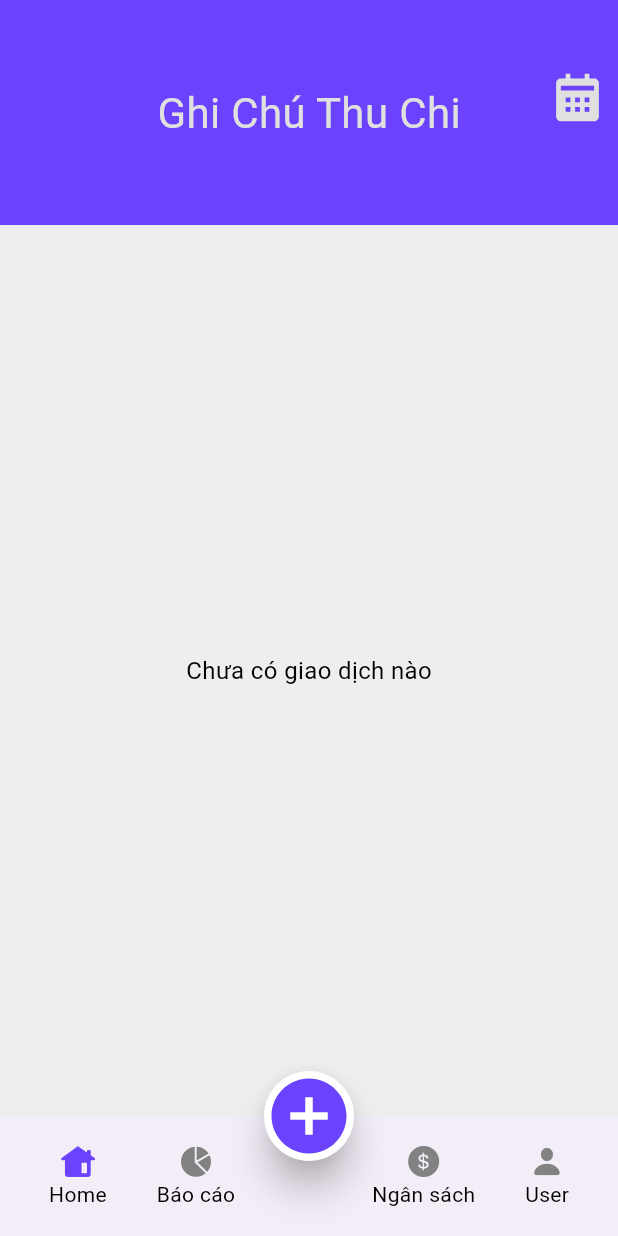
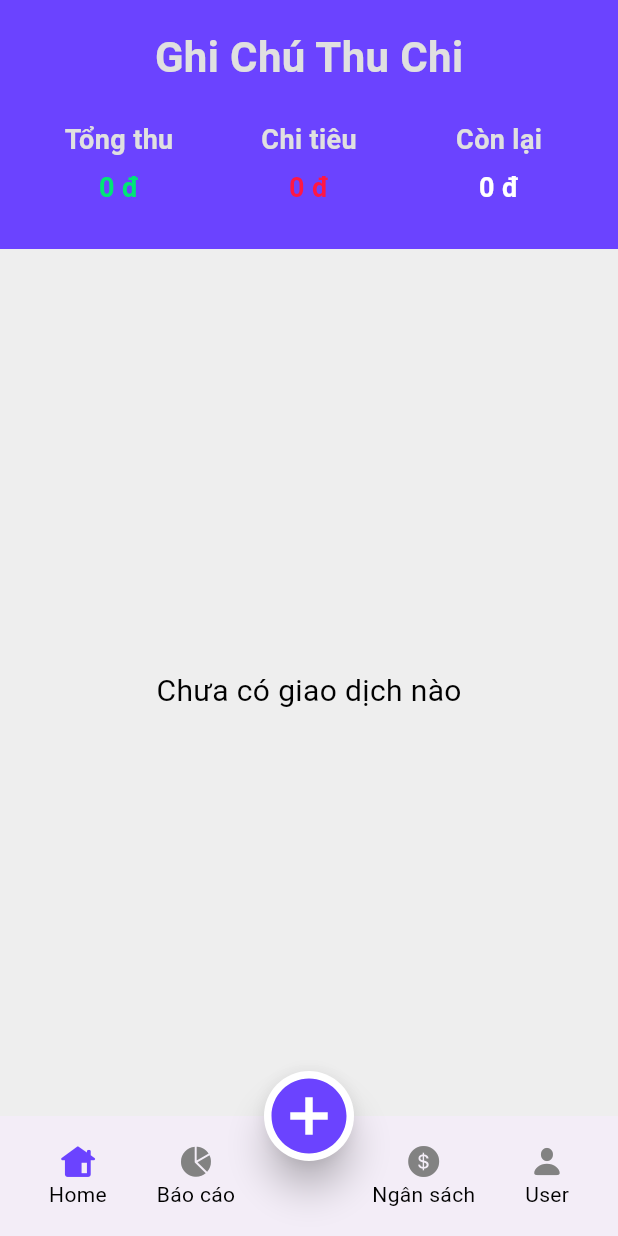
Before and after one commit to komuro-tairoku/Monthly_expenses_mobileApp, a Flutter app: the Home screen opened by its route, on a phone screen of 412 x 824 dp. Run offline on Flutter 3.47's test engine with Material 3 defaults, Android fonts, the phone set to English and light mode, and no system bars; our stand-ins replace animated_toggle_switch, fl_chart, flutter_svg, hive, hive_flutter, hooks_riverpod and 2 more; accounts and stored records are empty.

Commit message:
mini commit

```diff
--- a/lib/Screen/HomeScreen.dart
+++ b/lib/Screen/HomeScreen.dart
@@ -15,59 +15,97 @@ class _HomeScreenState extends State<HomeScreen> {
     'transactions',
   );
 
+  String _formatAmount(double value) {
+    return value.toStringAsFixed(0);
+  }
+
   @override
   Widget build(BuildContext context) {
     return Scaffold(
       backgroundColor: Theme.of(context).scaffoldBackgroundColor,
-      body: Column(
+      body: ValueListenableBuilder(
+        valueListenable: transactionBox.listenable(),
+        builder: (context, Box<TransactionItem> box, _) {
+          final transactions = box.values.toList().cast<TransactionItem>();
+
+          double totalIncome = 0;
+          double totalExpense = 0;
+          for (var t in transactions) {
+            if (t.isIncome) {
+              totalIncome += t.amount;
+            } else {
+              totalExpense += t.amount;
+            }
+          }
+          double balance = totalIncome - totalExpense;
+
+          return Column(
             children: [
-          Stack(
+              Container(
+                padding: const EdgeInsets.symmetric(
+                  horizontal: 16,
+                  vertical: 18,
+                ),
+                decoration: BoxDecoration(
+                  color: Theme.of(context).primaryColor,
+                ),
+                child: SafeArea(
+                  bottom: false,
+                  child: Column(
+                    crossAxisAlignment: CrossAxisAlignment.stretch,
                     children: [
-              Container(height: 150, color: Theme.of(context).primaryColor),
-              Positioned.fill(
-                child: Center(
+                      Center(
                         child: Text(
                           'Ghi Chú Thu Chi',
                           style: const TextStyle(
                             color: Color(0xFFE0E0E0),
                             fontSize: 28,
+                            fontWeight: FontWeight.bold,
                           ),
                         ),
                       ),
+                      const SizedBox(height: 12),
+                      Row(
+                        mainAxisAlignment: MainAxisAlignment.spaceBetween,
+                        children: [
+                          _buildStatCard(
+                            label: 'Tổng thu',
+                            value: _formatAmount(totalIncome),
+                            valueColor: Colors.greenAccent.shade400,
+                            context: context,
                           ),
-              Positioned(
-                top: 38,
-                right: 0,
-                child: IconButton(
-                  onPressed: () {},
-                  icon: SvgPicture.asset(
-                    'assets/icons/calendar.svg',
-                    width: 38,
-                    color: const Color(0xFFE0E0E0),
+                          _buildStatCard(
+                            label: 'Chi tiêu',
+                            value: _formatAmount(totalExpense),
+                            valueColor: Colors.redAccent.shade400,
+                            context: context,
+                          ),
+                          _buildStatCard(
+                            label: 'Còn lại',
+                            value: _formatAmount(balance),
+                            valueColor: Colors.white,
+                            context: context,
+                            emphasize: true,
+                          ),
+                        ],
+                      ),
+                    ],
                   ),
                 ),
               ),
-            ],
-          ),
-
-          Expanded(
-            child: ValueListenableBuilder(
-              valueListenable: transactionBox.listenable(),
-              builder: (context, Box<TransactionItem> box, _) {
-                if (box.isEmpty) {
-                  return const Center(
+              const SizedBox(height: 12),
+              if (transactions.isEmpty)
+                const Expanded(
+                  child: Center(
                     child: Text(
                       "Chưa có giao dịch nào",
-                      style: TextStyle(fontSize: 16),
+                      style: TextStyle(fontSize: 20),
                     ),
-                  );
-                }
-
-                final transactions = box.values
-                    .toList()
-                    .cast<TransactionItem>();
-
-                return ListView.builder(
+                  ),
+                )
+              else
+                Expanded(
+                  child: ListView.builder(
                     itemCount: transactions.length,
                     itemBuilder: (context, index) {
                       final item = transactions[index];
@@ -109,58 +147,67 @@ class _HomeScreenState extends State<HomeScreen> {
                               item.isIncome ? "Thu nhập" : "Chi tiêu",
                             ),
                             trailing: Text(
-                            "${item.amount.toStringAsFixed(0)} đ",
+                              "${_formatAmount(item.amount)} đ",
                               style: TextStyle(
                                 fontWeight: FontWeight.bold,
-                              color: item.isIncome ? Colors.green : Colors.red,
+                                color: item.isIncome
+                                    ? Colors.green
+                                    : Colors.red,
                               ),
                             ),
                             onLongPress: () {
-                            _showOptions(context, item, index);
+                              _showEditDialog(item, index);
                             },
                           ),
                         ),
                       );
                     },
+                  ),
+                ),
+            ],
           );
         },
+      ),
+    );
+  }
+
+  Widget _buildStatCard({
+    required String label,
+    required String value,
+    required Color valueColor,
+    required BuildContext context,
+    bool emphasize = false,
+  }) {
+    return Expanded(
+      child: Container(
+        margin: const EdgeInsets.symmetric(horizontal: 6),
+        padding: const EdgeInsets.symmetric(vertical: 10, horizontal: 12),
+        decoration: BoxDecoration(
+          color: Theme.of(context).primaryColor,
+          borderRadius: BorderRadius.circular(10),
+        ),
+        child: Column(
+          children: [
+            Text(
+              label,
+              style: const TextStyle(
+                color: Color(0xFFE0E0E0),
+                fontSize: 18,
+                fontWeight: FontWeight.bold,
+              ),
+            ),
+            const SizedBox(height: 6),
+            Text(
+              "$value đ",
+              style: TextStyle(
+                fontSize: 18,
+                fontWeight: emphasize ? FontWeight.bold : FontWeight.w600,
+                color: valueColor,
               ),
             ),
           ],
         ),
-    );
-  }
-
-  void _showOptions(BuildContext context, TransactionItem item, int index) {
-    showModalBottomSheet(
-      context: context,
-      builder: (ctx) {
-        return SafeArea(
-          child: Wrap(
-            children: [
-              ListTile(
-                leading: const Icon(Icons.edit, color: Colors.blue),
-                title: const Text("Sửa"),
-                onTap: () {
-                  Navigator.pop(ctx);
-                  _showEditDialog(item, index);
-                },
       ),
-              ListTile(
-                leading: const Icon(Icons.delete, color: Colors.red),
-                title: const Text("Xóa"),
-                onTap: () {
-                  Navigator.pop(ctx);
-                  transactionBox.deleteAt(index);
-                  ScaffoldMessenger.of(context).showSnackBar(
-                    const SnackBar(content: Text("Đã xóa giao dịch")),
-                  );
-                },
-              ),
-            ],
-          ),
-        );
-      },
     );
   }
 
@@ -181,13 +228,11 @@ class _HomeScreenState extends State<HomeScreen> {
               TextField(
                 controller: labelController,
                 decoration: const InputDecoration(labelText: "Nội dung"),
-                style: Theme.of(context).textTheme.bodyMedium,
               ),
               TextField(
                 controller: amountController,
                 keyboardType: TextInputType.number,
                 decoration: const InputDecoration(labelText: "Số tiền"),
-                style: Theme.of(context).textTheme.bodyMedium,
               ),
             ],
           ),
--- a/lib/Screen/User.dart
+++ b/lib/Screen/User.dart
@@ -161,6 +161,26 @@ class _UserState extends ConsumerState<User> {
                         ],
                       ),
                     ),
+                    Row(
+                      mainAxisAlignment: MainAxisAlignment.center,
+                      crossAxisAlignment: CrossAxisAlignment.center,
+                      children: [
+                        SvgPicture.asset('assets/icons/crown.svg', width: 25),
+                        const SizedBox(width: 6),
+                        const Text('Nạp'),
+                        const SizedBox(width: 4),
+                        const Text(
+                          'VIP',
+                          style: TextStyle(
+                            fontSize: 23,
+                            color: Color(0xFFFFB743),
+                            fontWeight: FontWeight.bold,
+                          ),
+                        ),
+                        const SizedBox(width: 4),
+                        const Text('để sử dụng full chức năng'),
+                      ],
+                    ),
                   ],
                 ),
               ),
--- a/lib/Screen/bottomSheet.dart
+++ b/lib/Screen/bottomSheet.dart
@@ -14,7 +14,7 @@ class bottomSheet extends StatefulWidget {
 }
 
 class _bottomSheetState extends State<bottomSheet> {
-  int value = 0; // 0 = chi, 1 = thu
+  int value = 0;
   final PageController _pageController = PageController();
 
   String amount = "";
@@ -52,7 +52,6 @@ class _bottomSheetState extends State<bottomSheet> {
         height: MediaQuery.of(context).size.height,
         child: Column(
           children: [
-            // header
             Container(
               height: 150,
               decoration: const BoxDecoration(color: Color(0xFF6B43FF)),
--- a/lib/Screen/theme.dart
+++ b/lib/Screen/theme.dart
@@ -13,7 +13,7 @@ class appTheme {
     textTheme: const TextTheme(
       bodyLarge: TextStyle(color: Color(0xFFE0E0E0)),
       bodyMedium: TextStyle(color: Colors.black),
-      bodySmall: TextStyle(color: Color.fromARGB(255, 81, 81, 81)),
+      bodySmall: TextStyle(color: Colors.black),
     ),
     iconTheme: const IconThemeData(color: Color(0xFF444444)),
   );
```
Lines whose indentation alone changed are shown as unchanged.
